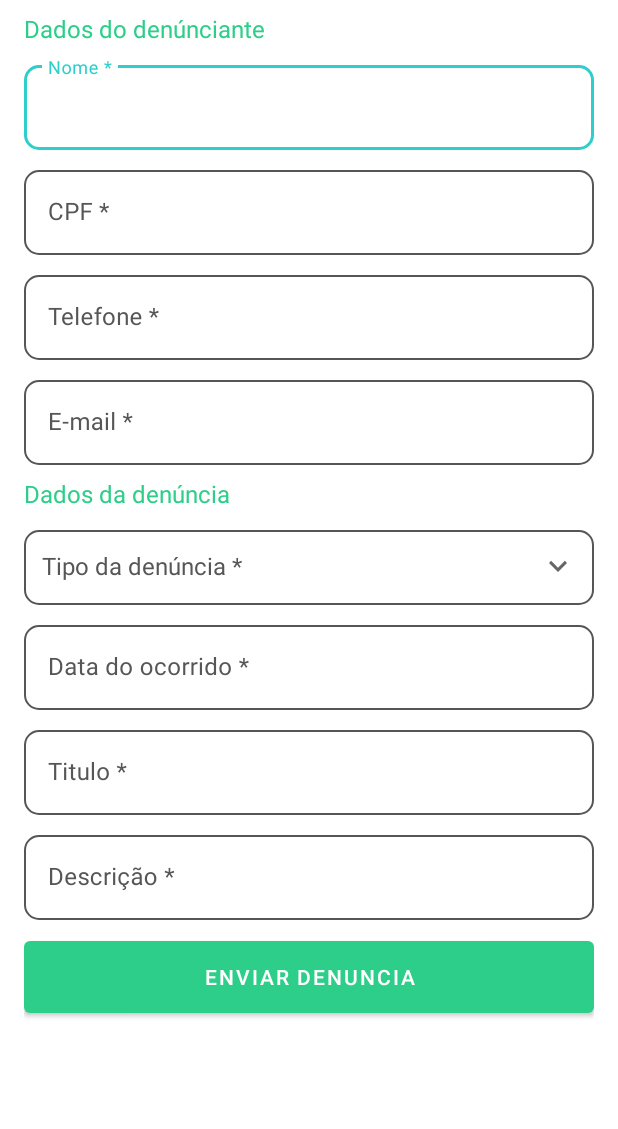
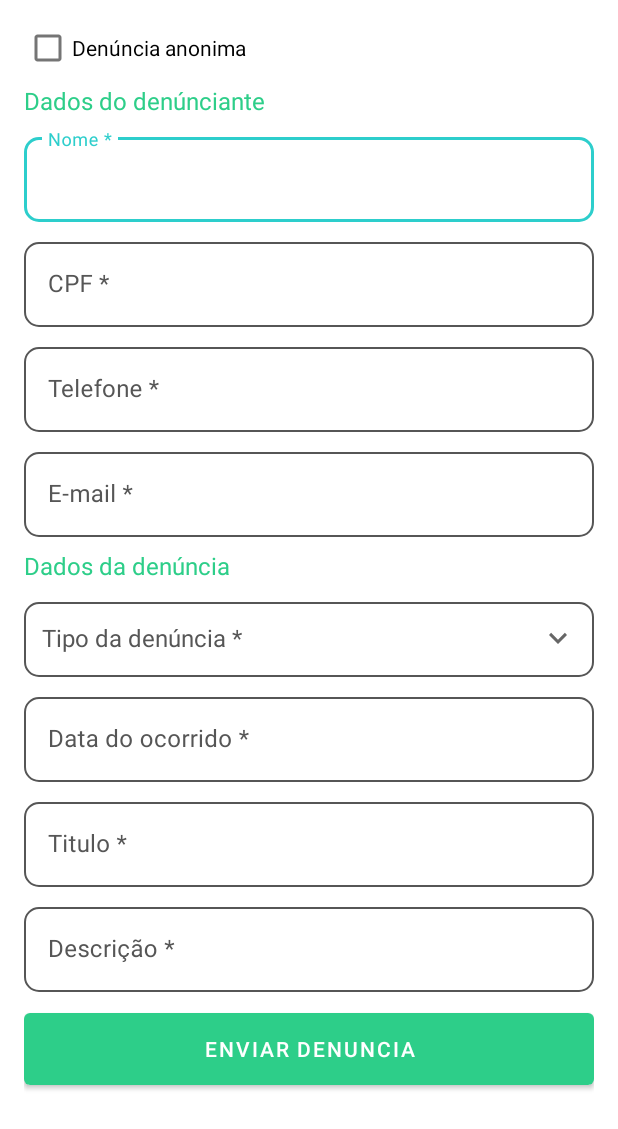
Before and after one commit to hugohralm/ambienta-android, an Android app: the layout fragment_nova_denuncia.xml on its own in the app's theme, with its tools: preview values and no code run, on a phone screen of 412 x 824 dp. Shown: the top 1129 px of the screen. Run offline under Robolectric (Android 15) with nearby library versions, the phone set to English and light mode, and no system bars.

Commit message:
Denuncia anonima

```diff
--- a/app/src/main/java/br/com/oversight/ambienta/ui/novaDenuncia/NovaDenunciaFragment.kt
+++ b/app/src/main/java/br/com/oversight/ambienta/ui/novaDenuncia/NovaDenunciaFragment.kt
@@ -1,7 +1,6 @@
 package br.com.oversight.ambienta.ui.novaDenuncia
 
 import android.os.Bundle
-import android.util.Log
 import android.view.LayoutInflater
 import android.view.View
 import android.view.View.OnFocusChangeListener
@@ -16,15 +15,11 @@ import br.com.oversight.ambienta.databinding.FragmentNovaDenunciaBinding
 import br.com.oversight.ambienta.di.BaseFragment
 import br.com.oversight.ambienta.di.RequiresViewModel
 import br.com.oversight.ambienta.model.CategoriaDenuncia
-import br.com.oversight.ambienta.model.Municipio
 import br.com.oversight.ambienta.service.ApiResult
-import br.com.oversight.ambienta.ui.home.HomeFragmentDirections
 import br.com.oversight.ambienta.utils.extensions.hideKeyboard
-import br.com.oversight.ambienta.utils.extensions.log
 import br.com.oversight.ambienta.utils.extensions.showSnack
 import br.com.oversight.ambienta.utils.extensions.toDateBrFormat
 import com.google.android.material.datepicker.MaterialDatePicker
-import java.text.SimpleDateFormat
 import java.util.*
 
 @RequiresViewModel(NovaDenunciaViewModel::class)
@@ -81,6 +76,10 @@ class NovaDenunciaFragment : BaseFragment<NovaDenunciaViewModel>() {
             vm = viewModel
         }
 
+        viewModel.isDenunciaAnonima.observe(this, Observer {
+            binding.wrapDenunciante.visibility = if (it) View.GONE else View.VISIBLE
+        })
+
         viewModel.categoriaDenunciaList.observe(this, Observer {
             when (it.status) {
                 ApiResult.Status.STATUS_SUCCESS -> prepareAutoComplete(it.data!!)
--- a/app/src/main/java/br/com/oversight/ambienta/ui/novaDenuncia/NovaDenunciaViewModel.kt
+++ b/app/src/main/java/br/com/oversight/ambienta/ui/novaDenuncia/NovaDenunciaViewModel.kt
@@ -10,6 +10,10 @@ import javax.inject.Inject
 
 class NovaDenunciaViewModel @Inject constructor(private val denunciaRepository: DenunciaRepository) :
     ViewModel() {
+    val isDenunciaAnonima: MutableLiveData<Boolean> = MutableLiveData<Boolean>().also {
+        it.value = false
+    }
+
     val denuncia: MutableLiveData<Denuncia> = MutableLiveData<Denuncia>().also {
         it.value = Denuncia()
     }
--- a/app/src/main/res/layout/fragment_nova_denuncia.xml
+++ b/app/src/main/res/layout/fragment_nova_denuncia.xml
@@ -51,10 +51,23 @@
                 hideView="@{vm.requestDenuncia.statusLoading}"
                 android:layout_width="match_parent"
                 android:layout_height="wrap_content"
+                android:animateLayoutChanges="true"
                 android:orientation="vertical"
                 android:paddingLeft="16dp"
                 android:paddingTop="8dp"
                 android:paddingRight="16dp">
+
+                <com.google.android.material.checkbox.MaterialCheckBox
+                    android:layout_width="match_parent"
+                    android:layout_height="wrap_content"
+                    android:checked="@={vm.isDenunciaAnonima}"
+                    android:text="Denúncia anonima"/>
+
+                <androidx.appcompat.widget.LinearLayoutCompat
+                    android:id="@+id/wrap_denunciante"
+                    android:layout_width="match_parent"
+                    android:layout_height="wrap_content"
+                    android:orientation="vertical">
 
                     <com.google.android.material.textview.MaterialTextView
                         style="@style/headerFields"
@@ -131,6 +144,8 @@
 
                     </com.google.android.material.textfield.TextInputLayout>
 
+
+                </androidx.appcompat.widget.LinearLayoutCompat>
 
                 <com.google.android.material.textview.MaterialTextView
                     style="@style/headerFields"
```
Lines whose indentation alone changed are shown as unchanged.
